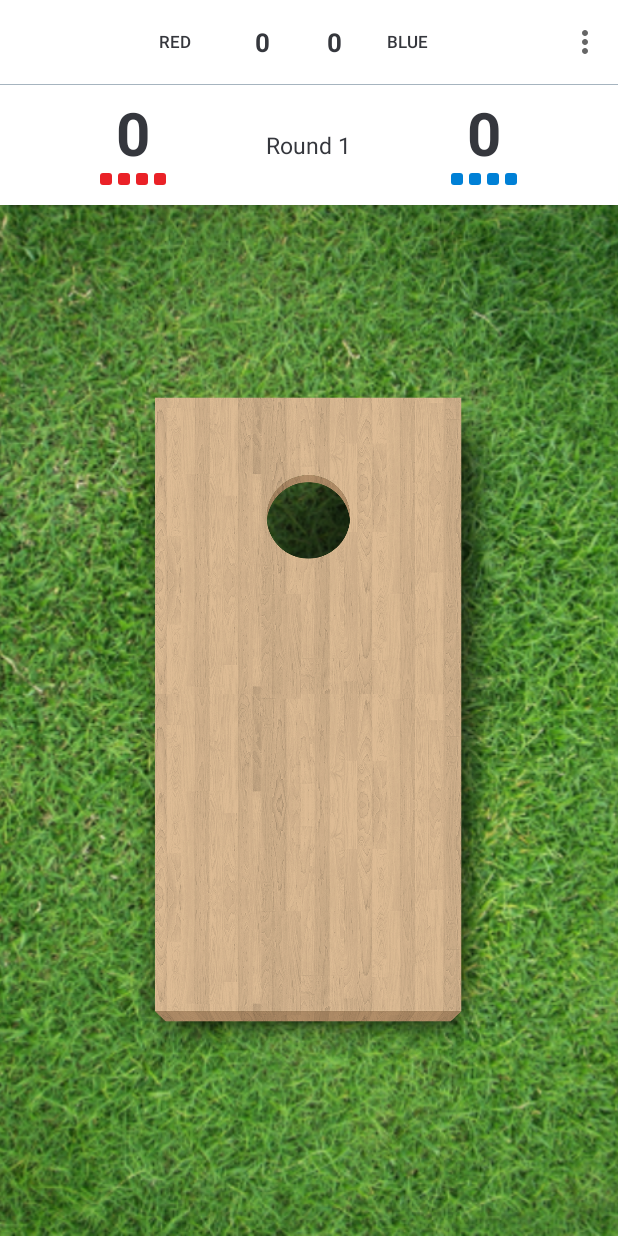
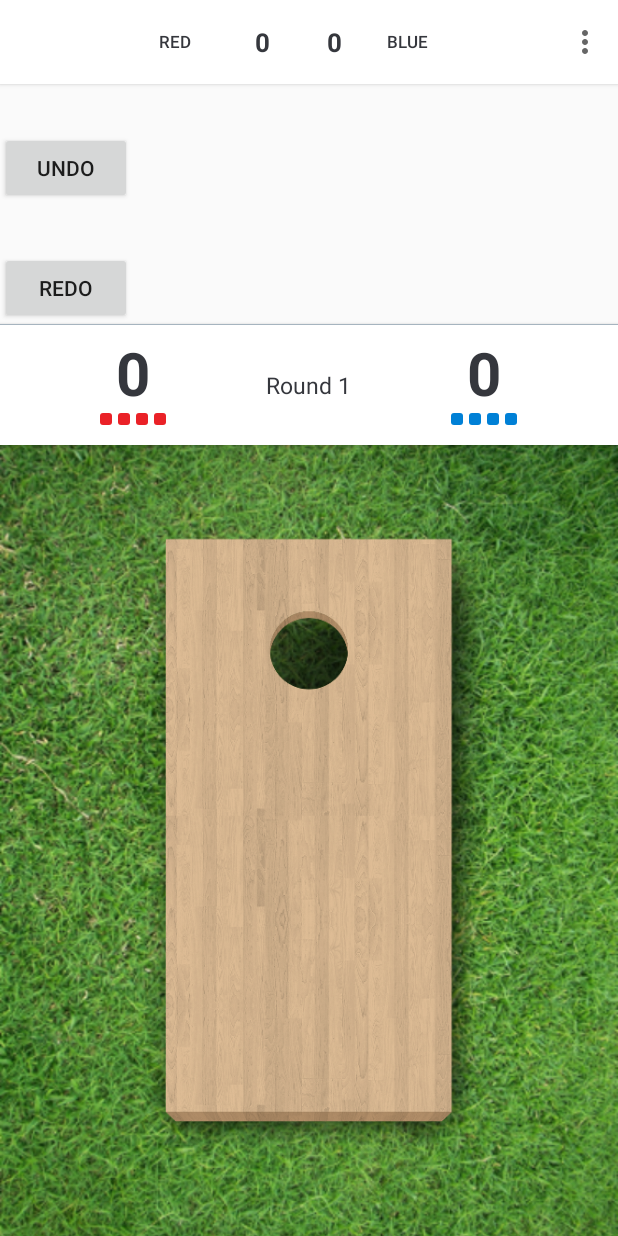
Before and after one commit to martinbebey/cornhole_game, an Android app: the screen it shows after launch (GameActivity), on a phone screen of 412 x 824 dp. Run offline under Robolectric (Android 15) with nearby library versions, the phone set to English and light mode, and no system bars; our stand-ins replace Dagger/Hilt's generated code, Room's generated code; 3 statements that could not run were skipped.

Commit message:
add undo/redo wip

```diff
--- a/app/src/main/java/com/gc/baggoid/ui/GameActivity.kt
+++ b/app/src/main/java/com/gc/baggoid/ui/GameActivity.kt
@@ -4,6 +4,7 @@ import android.content.Intent
 import android.os.Bundle
 import android.view.Menu
 import android.view.MenuItem
+import android.widget.Button
 import androidx.activity.viewModels
 import androidx.appcompat.app.AlertDialog
 import androidx.appcompat.app.AppCompatActivity
@@ -24,6 +25,17 @@ class GameActivity : AppCompatActivity(R.layout.activity_game) {
         setContentView(binding.root)
         setupViews()
         setupStateObservers()
+
+        val undoButton: Button = findViewById(R.id.undoButton)
+        val redoButton: Button = findViewById(R.id.redoButton)
+
+        undoButton.setOnClickListener {
+            viewModel.undo()
+        }
+
+        redoButton.setOnClickListener {
+            viewModel.redo()
+        }
     }
 
     override fun onResume() {
@@ -67,6 +79,8 @@ class GameActivity : AppCompatActivity(R.layout.activity_game) {
         binding.blueRoundScoreView.setBagsPerRound(BAGS_PER_ROUND)
         binding.fieldView.bagListener = viewModel
 
+
+
         viewModel.currentTeam.observe(this) { currentTeam ->
             binding.fieldView.setCurrentTeam(currentTeam)
         }
@@ -74,6 +88,7 @@ class GameActivity : AppCompatActivity(R.layout.activity_game) {
 
     private fun setupStateObservers() {
         viewModel.gameState.observe(this) { gameState ->
+
             updateScoreboard(gameState)
         }
 
--- a/app/src/main/res/layout/activity_game.xml
+++ b/app/src/main/res/layout/activity_game.xml
@@ -22,6 +22,26 @@
             android:layout_height="match_parent" />
 
     </androidx.appcompat.widget.Toolbar>
+
+    <Button
+        android:id="@+id/undoButton"
+        android:layout_width="wrap_content"
+        android:layout_height="wrap_content"
+        android:text="UNDO"
+        app:layout_constraintTop_toBottomOf="@id/rulesModeRadioGroup"
+        app:layout_constraintStart_toStartOf="parent"
+        app:layout_constraintEnd_toEndOf="parent"
+        android:layout_marginTop="32dp"/>
+
+    <Button
+        android:id="@+id/redoButton"
+        android:layout_width="wrap_content"
+        android:layout_height="wrap_content"
+        android:text="REDO"
+        app:layout_constraintTop_toBottomOf="@id/rulesModeRadioGroup"
+        app:layout_constraintStart_toStartOf="parent"
+        app:layout_constraintEnd_toEndOf="parent"
+        android:layout_marginTop="32dp"/>
 
     <View
         android:elevation="@dimen/xxxsmall"
```
Also changed, not shown: app/src/main/java/com/gc/baggoid/viewmodel/GameViewModel.kt (+22 -0 lines).
